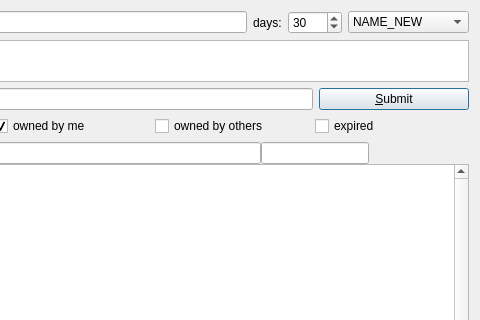
The window that src/qt/forms/managenamespage.ui (Exgibichi/rt) describes before a commit, drawn with Qt 5; both pictures show x 177 to 657 and y 0 to 320 of the 657 by 451 pixel window.
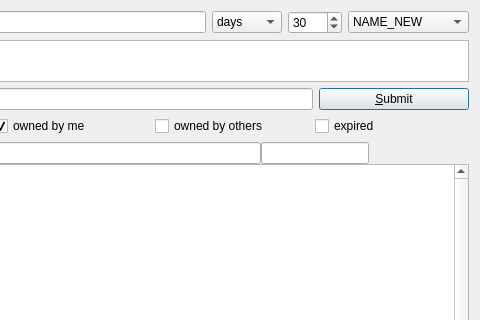
The same window after the commit. Icons and pictures are not drawn. Custom widgets are drawn as their Qt base class.

Commit message: add days/month/years chooser to GUI in namecoin tab

What changed in the file:
```diff
--- a/src/qt/forms/managenamespage.ui
+++ b/src/qt/forms/managenamespage.ui
@@ -49,13 +49,25 @@
       </widget>
      </item>
      <item>
-      <widget class="QLabel" name="label_7">
-       <property name="text">
-        <string>days:</string>
+      <widget class="QComboBox" name="txTimeTypeSelector">
+       <property name="currentIndex">
+        <number>0</number>
        </property>
-       <property name="alignment">
-        <set>Qt::AlignLeading|Qt::AlignLeft|Qt::AlignVCenter</set>
-       </property>
+       <item>
+        <property name="text">
+         <string>days</string>
+        </property>
+       </item>
+       <item>
+        <property name="text">
+         <string>months</string>
+        </property>
+       </item>
+       <item>
+        <property name="text">
+         <string>years</string>
+        </property>
+       </item>
       </widget>
      </item>
      <item>
```
Left out of the diff: 2 changed lines with no effect on the pictures. The commit also changes 2 other files.
